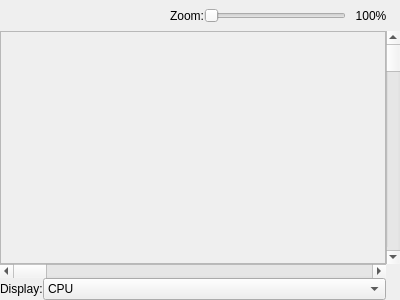
Qt form debugger/codedataloggerdockwidget.ui (christopherpow/nesicide) before a commit.
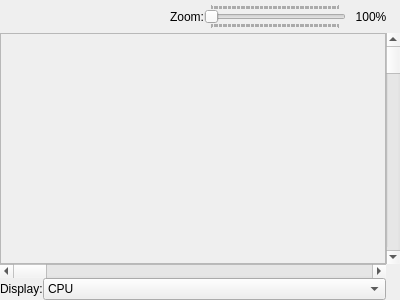
The same form after that commit. Icons and pictures are not drawn.

What changed in the file:
```diff
--- a/debugger/codedataloggerdockwidget.ui
+++ b/debugger/codedataloggerdockwidget.ui
@@ -89,6 +89,12 @@
         <property name="invertedControls">
          <bool>false</bool>
         </property>
+        <property name="tickPosition">
+         <enum>QSlider::TicksBothSides</enum>
+        </property>
+        <property name="tickInterval">
+         <number>100</number>
+        </property>
        </widget>
       </item>
       <item>
```
Left out of the diff: 6 changed lines with no effect on the pictures.
